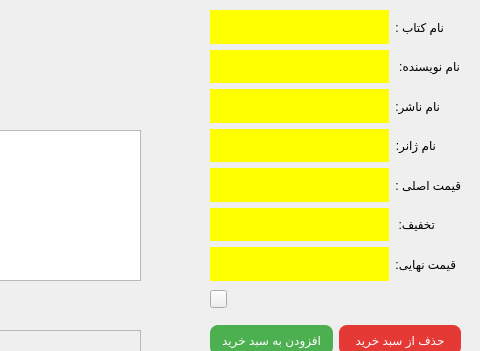
Above: bookdetails.ui from mozali1386-alt/Ketab_e_Man before the change; both pictures show x 120 to 600 and y 0 to 351 of the 600 by 590 pixel window. Below: the same form after it.
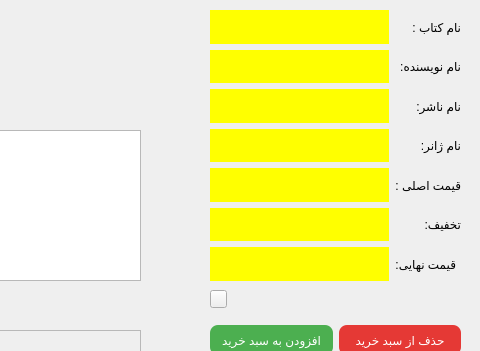
That is the form after the change. Icons and pictures are not drawn.

The edit to the form file:
```diff
--- a/bookdetails.ui
+++ b/bookdetails.ui
@@ -295,7 +295,7 @@
     <item row="2" column="1">
      <widget class="QLabel" name="label_5">
       <property name="sizePolicy">
-       <sizepolicy hsizetype="Fixed" vsizetype="Preferred">
+       <sizepolicy hsizetype="Preferred" vsizetype="Preferred">
         <horstretch>0</horstretch>
         <verstretch>0</verstretch>
        </sizepolicy>
@@ -311,7 +311,7 @@
     <item row="3" column="1">
      <widget class="QLabel" name="label_7">
       <property name="sizePolicy">
-       <sizepolicy hsizetype="Fixed" vsizetype="Preferred">
+       <sizepolicy hsizetype="Preferred" vsizetype="Preferred">
         <horstretch>0</horstretch>
         <verstretch>0</verstretch>
        </sizepolicy>
@@ -324,7 +324,7 @@
     <item row="1" column="1">
      <widget class="QLabel" name="label_3">
       <property name="sizePolicy">
-       <sizepolicy hsizetype="Fixed" vsizetype="Preferred">
+       <sizepolicy hsizetype="Preferred" vsizetype="Preferred">
         <horstretch>0</horstretch>
         <verstretch>0</verstretch>
        </sizepolicy>
@@ -337,13 +337,13 @@
     <item row="5" column="1">
      <widget class="QLabel" name="label_12">
       <property name="sizePolicy">
-       <sizepolicy hsizetype="Fixed" vsizetype="Preferred">
+       <sizepolicy hsizetype="Preferred" vsizetype="Preferred">
         <horstretch>0</horstretch>
         <verstretch>0</verstretch>
        </sizepolicy>
       </property>
       <property name="text">
-       <string>تخفیف: </string>
+       <string>تخفیف:</string>
       </property>
       <property name="wordWrap">
        <bool>true</bool>
@@ -401,7 +401,7 @@
     <item row="0" column="1">
      <widget class="QLabel" name="label">
       <property name="sizePolicy">
-       <sizepolicy hsizetype="Fixed" vsizetype="Preferred">
+       <sizepolicy hsizetype="Preferred" vsizetype="Preferred">
         <horstretch>0</horstretch>
         <verstretch>0</verstretch>
        </sizepolicy>
@@ -409,6 +409,9 @@
       <property name="text">
        <string>نام کتاب :</string>
       </property>
+      <property name="alignment">
+       <set>Qt::AlignLeading|Qt::AlignLeft|Qt::AlignVCenter</set>
+      </property>
      </widget>
     </item>
     <item row="1" column="0">
```
Left out of the diff: 2 changed lines with no effect on the pictures.
